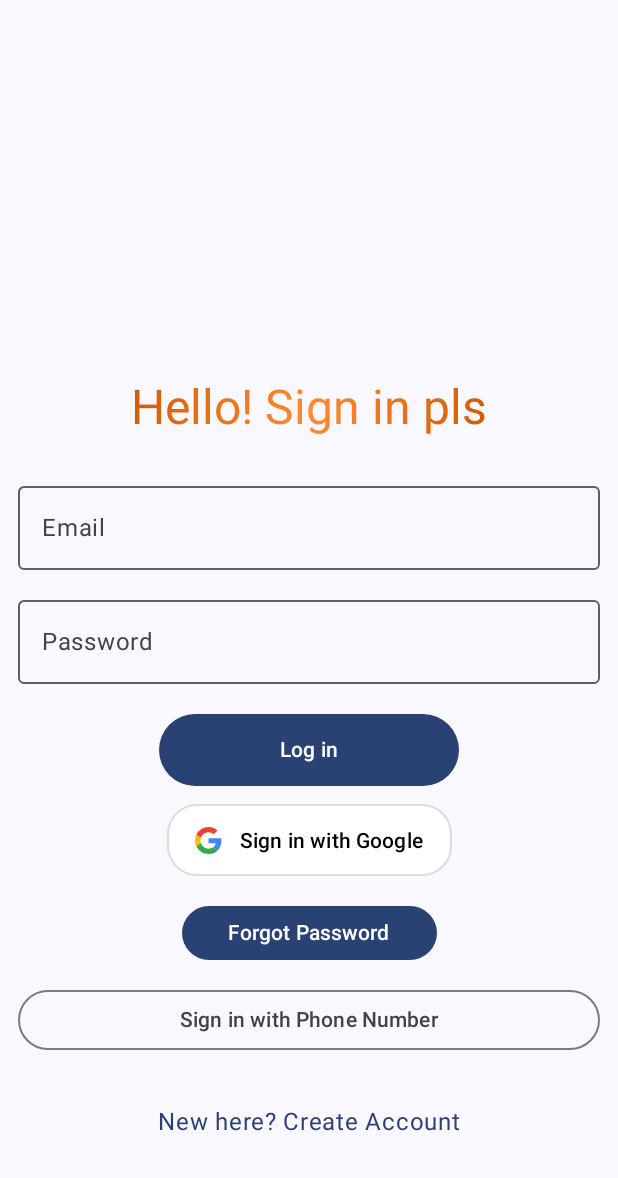
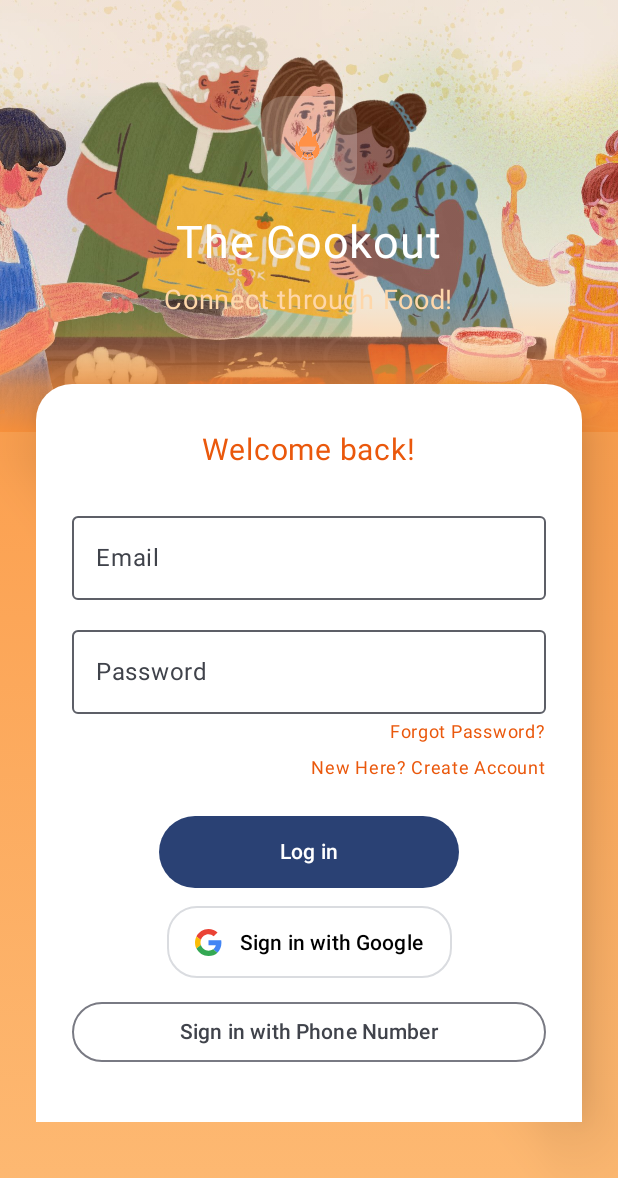
Before and after one commit to Jnwab/The-Cookout, an Android app built with Jetpack Compose: the screen it shows after launch (LoginActivity), on a phone screen of 412 x 824 dp. Shown: the top 1178 px of the screen. Run offline under Robolectric (Android 15) with nearby library versions, the light colour scheme and no system bars; our stand-ins replace Firebase (no records; nobody signed in at launch, a user with empty details on screens opened directly).

Commit message:
LogIn Ui/Page tempalte
Added Login Ui, making it reusable for other pages

```diff
--- a/app/build.gradle.kts
+++ b/app/build.gradle.kts
@@ -68,6 +68,7 @@ dependencies {
     implementation(libs.androidx.compose.ui.graphics)
     implementation(libs.androidx.compose.ui.tooling.preview)
     implementation(libs.androidx.compose.material3)
+    implementation(libs.androidx.compose.foundation)
     //implementation(libs.firebase.auth.ktx)
     testImplementation(libs.junit)
     androidTestImplementation(libs.androidx.junit)
--- a/app/src/main/java/com/cecs491b/thecookout/uiScreens/LoginScreen.kt
+++ b/app/src/main/java/com/cecs491b/thecookout/uiScreens/LoginScreen.kt
@@ -23,11 +23,18 @@ import com.cecs491b.thecookout.ui.theme.CookoutOrange
 import com.cecs491b.thecookout.ui.theme.DarkerOrange
 import com.cecs491b.thecookout.ui.theme.TheCookoutTheme
 import android.content.Intent
+import androidx.compose.foundation.Image
+import androidx.compose.foundation.background
+import androidx.compose.foundation.clickable
+import androidx.compose.foundation.layout.Arrangement
+import androidx.compose.foundation.rememberScrollState
+import androidx.compose.foundation.verticalScroll
+import androidx.compose.ui.layout.ContentScale
 import androidx.compose.ui.platform.LocalContext
+import androidx.compose.ui.unit.sp
 import com.cecs491b.thecookout.activities.ForgotPasswordActivity
 
 
-// Can put in another .kt later on if want
 @Composable
 private fun GoogleSignInButton(
     modifier: Modifier = Modifier,
@@ -44,7 +51,7 @@ private fun GoogleSignInButton(
             containerColor = Color.White,
             contentColor = Color.Black,
             disabledContainerColor = Color.White,
-            disabledContentColor = Color(0x61000000) // 38% black
+            disabledContentColor = Color(0x61000000)
         ),
         contentPadding = PaddingValues(horizontal = 12.dp),
         modifier = modifier
@@ -80,39 +87,130 @@ fun LoginScreen(
     var email by rememberSaveable { mutableStateOf("") }
     var password by rememberSaveable { mutableStateOf("") }
 
-    Scaffold { padding ->
+    Box(
+        modifier = Modifier
+            .fillMaxSize()
+            .background(
+                brush = Brush.verticalGradient(
+                    colors = listOf(
+                        Color(0xFFFB923C),
+                        Color(0xFFFDBA74),
+                    )
+                )
+            )
+    ) {
         Column(
             modifier = Modifier
                 .fillMaxSize()
-                .padding(padding)
-                .padding(horizontal = 12.dp, vertical = 12.dp),
-            horizontalAlignment = Alignment.CenterHorizontally,
-            verticalArrangement = Arrangement.Center
+                .verticalScroll(rememberScrollState())
         ) {
-            Spacer(Modifier.height(200.dp))
+            // Header with backdrop image
+            Box(
+                modifier = Modifier
+                    .fillMaxWidth()
+                    .height(288.dp)
+            ) {
+                Image(
+                    painter = painterResource(id = R.drawable.familycooking),
+                    contentDescription = "Food Brings Family together",
+                    modifier = Modifier.fillMaxSize(),
+                    contentScale = ContentScale.Crop
+                )
+
+                Box(
+                    modifier = Modifier
+                        .fillMaxSize()
+                        .background(
+                            brush = Brush.verticalGradient(
+                                colors = listOf(
+                                    Color(0x1A7C2D12), // Lighter at top
+                                    Color(0x4DFB923C), // Medium orange
+                                    Color(0xCCFB923C), // Strong orange
+                                    Color(0xFFFB923C)  // Full orange at bottom
+                                ),
+                                startY = 300f,
+                                endY = Float.POSITIVE_INFINITY
+                            )
+                        )
+                )
+
+
+                Column(
+                    modifier = Modifier
+                        .align(Alignment.TopCenter)
+                        .padding(top = 64.dp),
+                    horizontalAlignment = Alignment.CenterHorizontally
+                ) {
+                    Box(
+                        modifier = Modifier
+                            .size(64.dp)
+                            .background(
+                                color = Color.White.copy(alpha = 0.2f),
+                                shape = RoundedCornerShape(16.dp)
+                            )
+                            .padding(8.dp),
+                        contentAlignment = Alignment.Center
+                    ) {
+                        Image(
+                            painter = painterResource(id = R.drawable.cookout_logo),
+                            contentDescription = "The Cookout Logo",
+                            modifier = Modifier.fillMaxSize(),
+                            contentScale = ContentScale.Fit
+                        )
+                    }
+
+                    Spacer(modifier = Modifier.height(16.dp))
 
                     Text(
-                "Hello! Sign in pls",
-                style = MaterialTheme.typography.headlineLarge.copy(
-                    brush = Brush.linearGradient(
-                        colors = listOf(
-                            DarkerOrange,
-                            CookoutOrange,
-                            DarkerOrange
-                        )
-                    )
-                ),
-                textAlign = TextAlign.Center
+                        text = "The Cookout",
+                        fontSize = 30.sp,
+                        color = Color.White
                     )
 
-            Spacer(Modifier.height(24.dp))
+                    Spacer(modifier = Modifier.height(8.dp))
+
+                    Text(
+                        text = "Connect through Food!",
+                        fontSize = 18.sp,
+                        color = Color(0xFFFED7AA)
+                    )
+                }
+            }
+
+
+            Card(
+                modifier = Modifier
+                    .fillMaxWidth()
+                    .offset(y = (-32).dp)
+                    .padding(horizontal = 24.dp),
+                shape = RoundedCornerShape(topStart = 24.dp, topEnd = 24.dp),
+                colors = CardDefaults.cardColors(containerColor = Color.White),
+                elevation = CardDefaults.cardElevation(defaultElevation = 24.dp)
+            ) {
+                Column(
+                    modifier = Modifier
+                        .fillMaxWidth()
+                        .padding(24.dp),
+                    horizontalAlignment = Alignment.CenterHorizontally
+                ) {
+                    Spacer(modifier = Modifier.height(8.dp))
+
+                    Text(
+                        text = "Welcome back!",
+                        fontSize = 20.sp,
+                        color = Color(0xFFEA580C)
+                    )
+
+                    Spacer(modifier = Modifier.height(24.dp))
 
                     OutlinedTextField(
                         value = email,
                         onValueChange = { email = it },
                         label = { Text("Email") },
-                keyboardOptions = KeyboardOptions(keyboardType = KeyboardType.Email,
-                    imeAction = ImeAction.Next),
+                        keyboardOptions = KeyboardOptions(
+                            keyboardType = KeyboardType.Email,
+                            imeAction = ImeAction.Next
+                        ),
                         singleLine = true,
                         modifier = Modifier.fillMaxWidth()
                     )
@@ -124,16 +222,44 @@ fun LoginScreen(
                         onValueChange = { password = it },
                         label = { Text("Password") },
                         visualTransformation = PasswordVisualTransformation(),
-                keyboardOptions = KeyboardOptions(keyboardType = KeyboardType.Password,
-                    imeAction = ImeAction.Done),
+                        keyboardOptions = KeyboardOptions(
+                            keyboardType = KeyboardType.Password,
+                            imeAction = ImeAction.Done
+                        ),
                         singleLine = true,
                         modifier = Modifier.fillMaxWidth()
                     )
 
+                    Row(
+                        modifier = Modifier.fillMaxWidth(),
+                        horizontalArrangement = Arrangement.End,
+                        verticalAlignment = Alignment.CenterVertically
+                    ) {
+                        Text(
+                            "Forgot Password?",
+                            color = Color(0xFFEA580C),
+                            fontSize = 12.sp,
+                            modifier = Modifier.clickable { onForgotPasswordClick() }
+                        )
+                    }
+
+                    Row(
+                        modifier = Modifier.fillMaxWidth(),
+                        horizontalArrangement = Arrangement.End,
+                        verticalAlignment = Alignment.CenterVertically
+                    ) {
+                        Text(
+                            "New Here? Create Account",
+                            color = Color(0xFFEA580C),
+                            fontSize = 12.sp,
+                            modifier = Modifier.clickable { onSignupClick() }
+                        )
+                    }
+
                     Spacer(Modifier.height(20.dp))
 
                     Button(
-                onClick = {onLoginClick(email, password)},
+                        onClick = { onLoginClick(email, password) },
                         colors = ButtonDefaults.buttonColors(
                             containerColor = MaterialTheme.colorScheme.primary,
                             contentColor = MaterialTheme.colorScheme.onPrimary
@@ -152,23 +278,7 @@ fun LoginScreen(
                         modifier = Modifier
                     )
 
-            Spacer(Modifier.height(20.dp))
-
-
-            Button(
-                onClick = onForgotPasswordClick,
-                colors = ButtonDefaults.buttonColors(
-                    containerColor = MaterialTheme.colorScheme.primary,
-                    contentColor = MaterialTheme.colorScheme.onPrimary
-                ),
-                modifier = Modifier
-                    .height(36.dp)
-                    .width(170.dp)
-            ) {
-                Text("Forgot Password")
-            }
-
-            Spacer(modifier = Modifier.height(16.dp))
+                    Spacer(Modifier.height(12.dp))
 
                     OutlinedButton(
                         onClick = onPhoneAuthClick,
@@ -177,16 +287,8 @@ fun LoginScreen(
                         Text("Sign in with Phone Number")
                     }
 
-            Spacer(Modifier.height(20.dp))
-
-            TextButton(
-                onClick = onSignupClick
-            ) {
-                Text(
-                    text ="New here? Create Account",
-                    color = MaterialTheme.colorScheme.primary,
-                    style = MaterialTheme.typography.bodyLarge
-                )
+                    Spacer(modifier = Modifier.height(12.dp))
+                }
             }
         }
     }
--- a/gradle/libs.versions.toml
+++ b/gradle/libs.versions.toml
@@ -9,6 +9,7 @@ lifecycleRuntimeKtx = "2.9.4"
 activityCompose = "1.11.0"
 composeBom = "2024.09.00"
 firebaseAuthKtx = "24.0.1"
+foundation = "1.9.3"
 
 [libraries]
 androidx-core-ktx = { group = "androidx.core", name = "core-ktx", version.ref = "coreKtx" }
@@ -26,6 +27,7 @@ androidx-compose-ui-test-manifest = { group = "androidx.compose.ui", name = "ui-
 androidx-compose-ui-test-junit4 = { group = "androidx.compose.ui", name = "ui-test-junit4" }
 androidx-compose-material3 = { group = "androidx.compose.material3", name = "material3" }
 firebase-auth-ktx = { group = "com.google.firebase", name = "firebase-auth-ktx", version.ref = "firebaseAuthKtx" }
+androidx-compose-foundation = { group = "androidx.compose.foundation", name = "foundation", version.ref = "foundation" }
 
 [plugins]
 android-application = { id = "com.android.application", version.ref = "agp" }
```
Also changed, not shown: app/src/main/res/drawable/cookout_logo.png (added), app/src/main/res/drawable/familycooking.png (added). Lines whose indentation alone changed are shown as unchanged.
